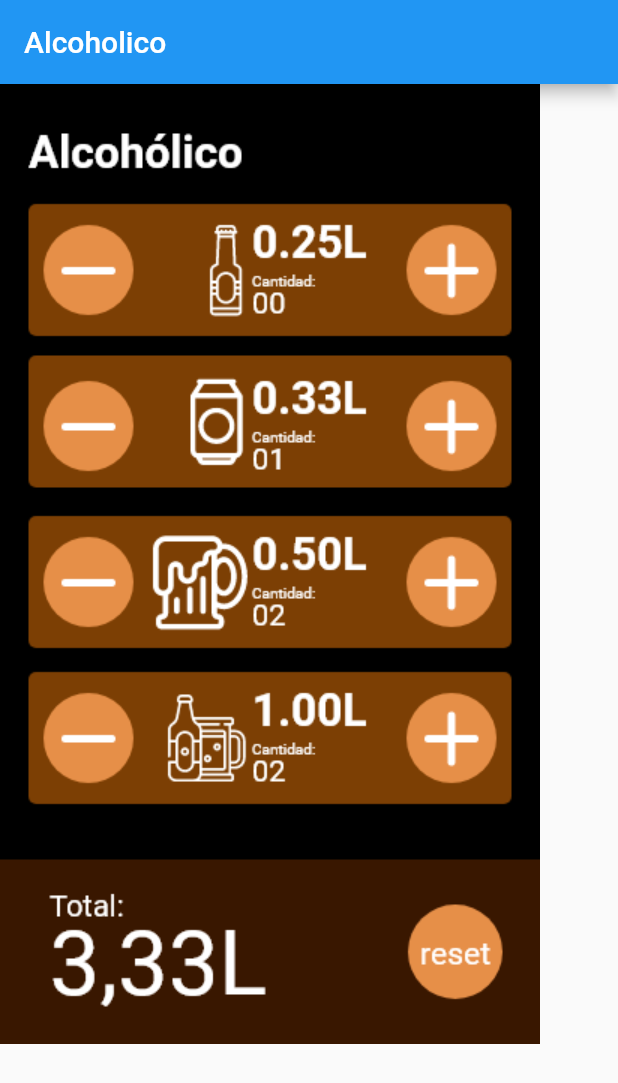
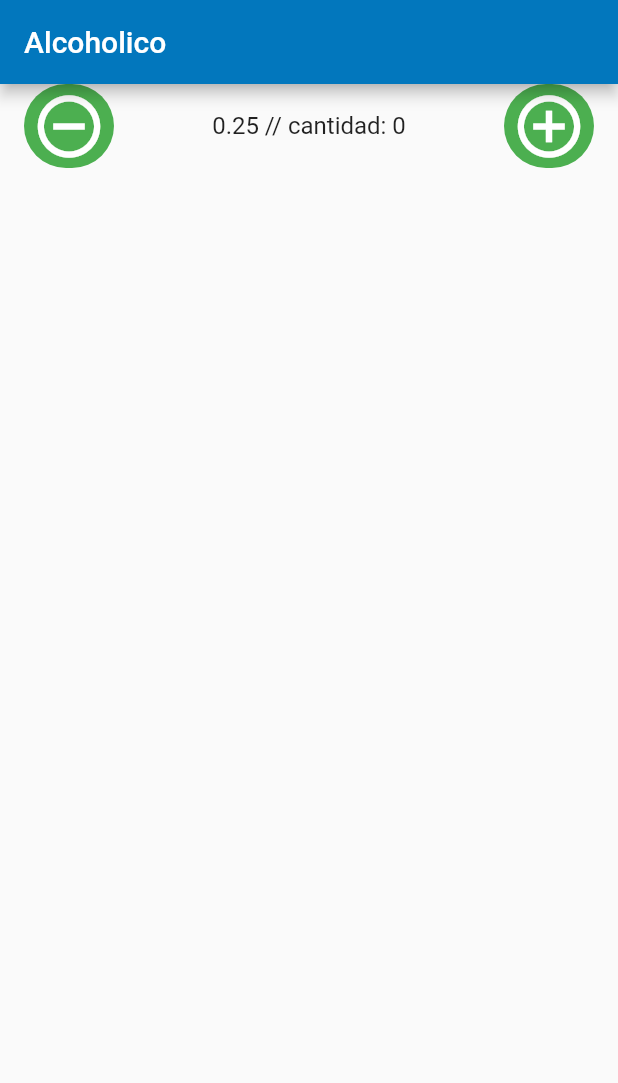
Before and after one commit to SergioMorenoAntequera/HangoverCalculator, a Flutter app: the screen it shows after launch, on a phone screen of 412 x 824 dp. Shown: the top 1083 px of the screen. Run offline on Flutter 3.47's test engine with Material 2 defaults, Android fonts, the phone set to English and light mode, and no system bars.

Commit message:
Fotos actualizadas / Empezado widget cerveza

```diff
--- a/lib/main.dart
+++ b/lib/main.dart
@@ -1,4 +1,5 @@
 import 'package:flutter/material.dart';
+import 'package:hangover_calculator/screens/mainPage.dart';
 
 void main() {
   runApp(MyApp());
@@ -10,20 +11,26 @@ class MyApp extends StatelessWidget {
   Widget build(BuildContext context) {
     return MaterialApp(
       title: 'Flutter Demo',
-      theme: ThemeData(
-        primarySwatch: Colors.blue,
-        visualDensity: VisualDensity.adaptivePlatformDensity,
-      ),
-      home: Scaffold(
-        appBar: AppBar(
-          title: Text("Alcoholico"),
-        ),
-        body: Container(
-          child: element3,
-        ),
-      ),
+      theme: appTheme,
+      home: MainPage(),
     );
   }
 
-  var element3 = Image.asset('assets/images/design.png');
+  ThemeData appTheme = new ThemeData(
+    // Define the default brightness and colors.
+    // brightness: Brightness.dark,
+    primaryColor: Colors.lightBlue[800],
+    accentColor: Colors.cyan[600],
+
+    // Define the default font family.
+    fontFamily: 'Roboto',
+
+    // Define the default TextTheme. Use this to specify the default
+    // text styling for headlines, titles, bodies of text, and more.
+    textTheme: TextTheme(
+      headline1: TextStyle(fontSize: 72.0, fontWeight: FontWeight.bold),
+      headline6: TextStyle(fontSize: 36.0, fontStyle: FontStyle.italic),
+      bodyText2: TextStyle(fontSize: 14.0, fontFamily: 'Hind'),
+    ),
+  );
 }
--- /dev/null
+++ b/lib/screens/mainPage.dart
@@ -0,0 +1,48 @@
+import 'package:flutter/cupertino.dart';
+import 'package:flutter/material.dart';
+import '../widgets/LateralButton.dart';
+
+class MainPage extends StatelessWidget {
+  @override
+  Widget build(BuildContext context) {
+    return Scaffold(
+      appBar: appbar,
+      body: Container(
+        child: ListView(
+          children: <Widget>[
+            Beer(
+              capacity: 0.25,
+            ),
+          ],
+        ),
+      ),
+    );
+  }
+
+  AppBar appbar = new AppBar(
+    title: Text("Alcoholico"),
+  );
+}
+
+class Beer extends StatefulWidget {
+  double capacity;
+  Beer({Key key, this.capacity});
+
+  @override
+  _BeerState createState() => _BeerState();
+}
+
+class _BeerState extends State<Beer> {
+  int amount = 0;
+
+  @override
+  Widget build(BuildContext context) {
+    return ListTile(
+      trailing: LateralButton(false),
+      leading: LateralButton(true),
+      title: Center(
+        child: Text("${widget.capacity} // cantidad: ${amount}"),
+      ),
+    );
+  }
+}
--- /dev/null
+++ b/lib/widgets/LateralButton.dart
@@ -0,0 +1,32 @@
+import 'package:flutter/cupertino.dart';
+import 'package:flutter/material.dart';
+
+class LateralButton extends StatelessWidget {
+  bool positive;
+
+  LateralButton(this.positive);
+
+  @override
+  Widget build(BuildContext context) {
+    return GestureDetector(
+      onTap: _controlQuantity(),
+      child: Container(
+        decoration: new BoxDecoration(
+          color: Colors.green,
+          borderRadius: new BorderRadius.all(
+            Radius.circular(40.0),
+          ),
+        ),
+        width: 60,
+        height: 60,
+        child: positive
+            ? Icon(Icons.remove_circle_outline, color: Colors.white, size: 50)
+            : Icon(Icons.add_circle_outline, color: Colors.white, size: 50),
+      ),
+    );
+  }
+
+  _controlQuantity() {
+    print("ASDAasdasdasdSD");
+  }
+}
```
Also changed, not shown: assets/images/025.PNG (added), assets/images/025.svg (deleted), assets/images/033.PNG (added), assets/images/033.svg (deleted), assets/images/050.PNG (added), assets/images/050.svg (deleted), assets/images/100.PNG (added), assets/images/100.svg (deleted).
